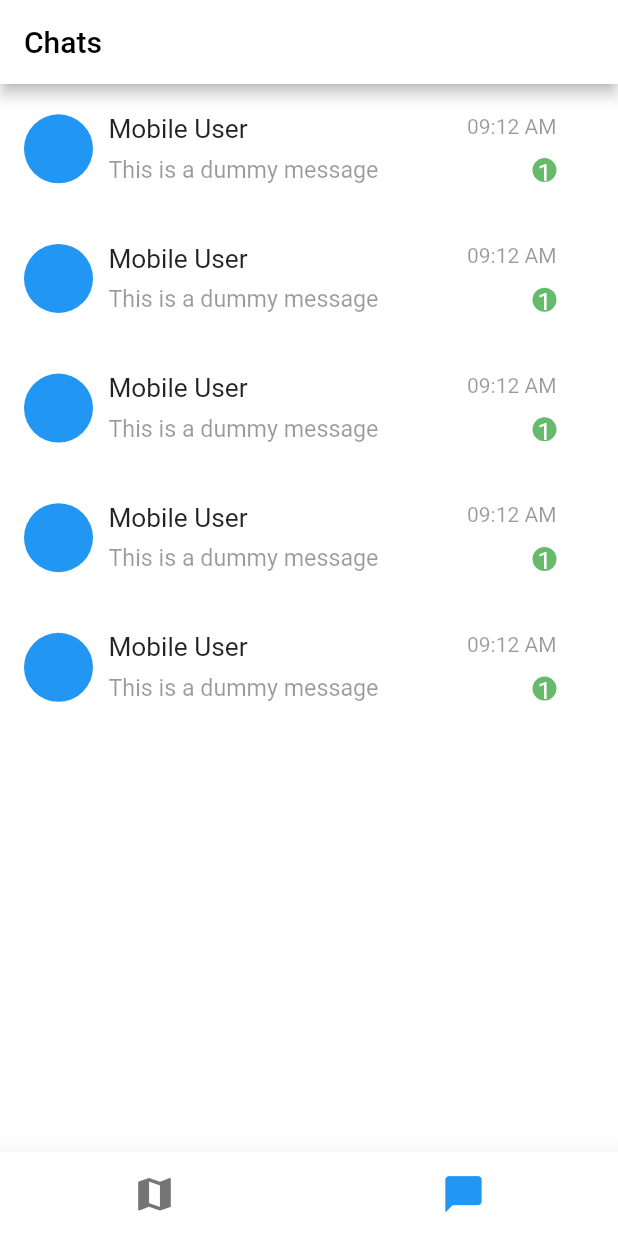
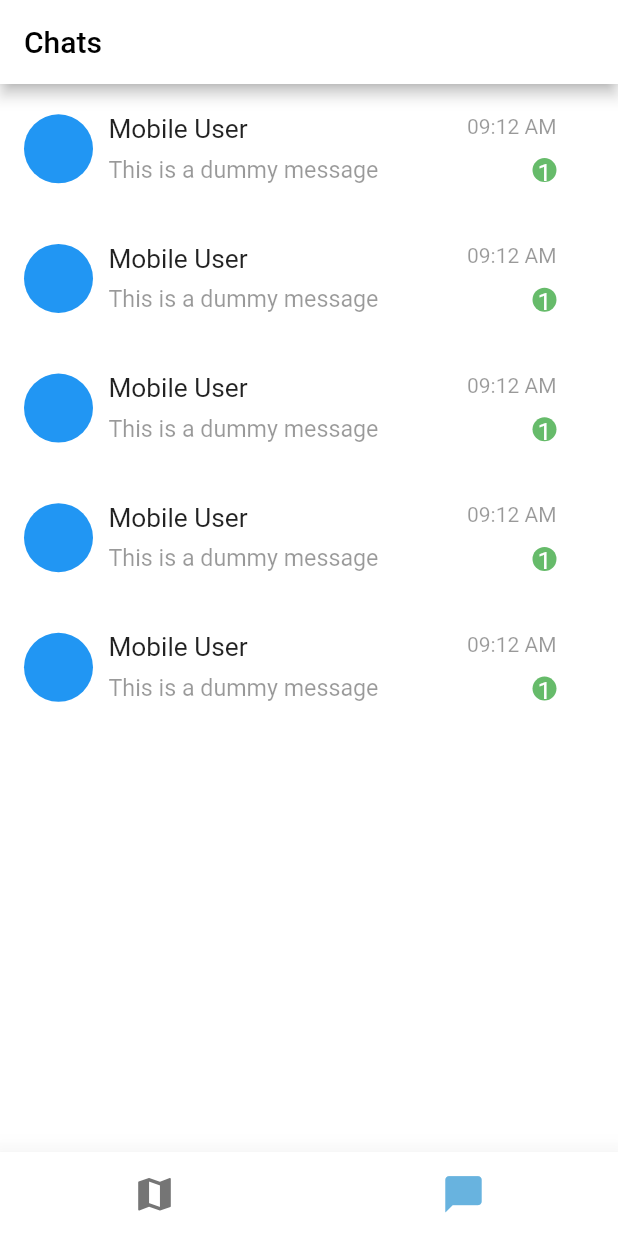
Before and after one commit to iWOLFSTEIN/Kid-Tracking-App-Flutter, a Flutter app: the ControllerScreen screen opened directly, swiped to page 2, on a phone screen of 412 x 824 dp. Run offline on Flutter 3.47's test engine with Material 2 defaults, Android fonts, the phone set to English and light mode, and no system bars; drawn by our look-alikes of custom_navigation_bar, flutter_slidable; our stand-ins replace cached_network_image, cloud_firestore, cool_alert, firebase_auth, firebase_core, google_fonts and 4 more; accounts and stored records are empty.

Commit message:
color scheme changed

```diff
--- a/lib/Screens/chats_screen.dart
+++ b/lib/Screens/chats_screen.dart
@@ -77,7 +77,9 @@ class _ChatsScreenState extends State<ChatsScreen> {
                           fontSize: 14, color: Colors.black.withOpacity(0.4)),
                     ),
                     newMessageIndicator: CircleAvatar(
-                      backgroundColor: Colors.green.shade400,
+                      backgroundColor:
+                          // Color(0xFFFCA311),
+                          Colors.green.shade400,
                       radius: 8,
                       child: Center(
                         child: Text(
--- a/lib/Screens/home_screen.dart
+++ b/lib/Screens/home_screen.dart
@@ -47,6 +47,8 @@ class _ControllerScreenState extends State<ControllerScreen> {
         children: [TrackScreen(), ChatsScreen()],
       ),
       bottomNavigationBar: CustomNavigationBar(
+          selectedColor: Color(0xFF68B3DF),
+          strokeColor: Color(0xFF68B3DF),
           elevation: 16,
           currentIndex: pageIndex,
           onTap: (index) {
--- a/lib/main.dart
+++ b/lib/main.dart
@@ -73,11 +73,9 @@ class MyApp extends StatelessWidget {
         // textTheme: GoogleFonts.montserratTextTheme(Theme.of(context).textTheme),
         primarySwatch: Colors.blue,
       ),
-      home:
-       (firebaseAuth.currentUser != null)
+      home: (firebaseAuth.currentUser != null)
           ? ControllerScreen()
-          :
-          LoginScreen(),
+          : LoginScreen(),
     );
   }
 }
```
Also changed, not shown: lib/Screens/conversation_screen.dart (+7 -5 lines), lib/Screens/login_screen.dart (+4 -3 lines), lib/Widgets/message_container.dart (+13 -3 lines).
